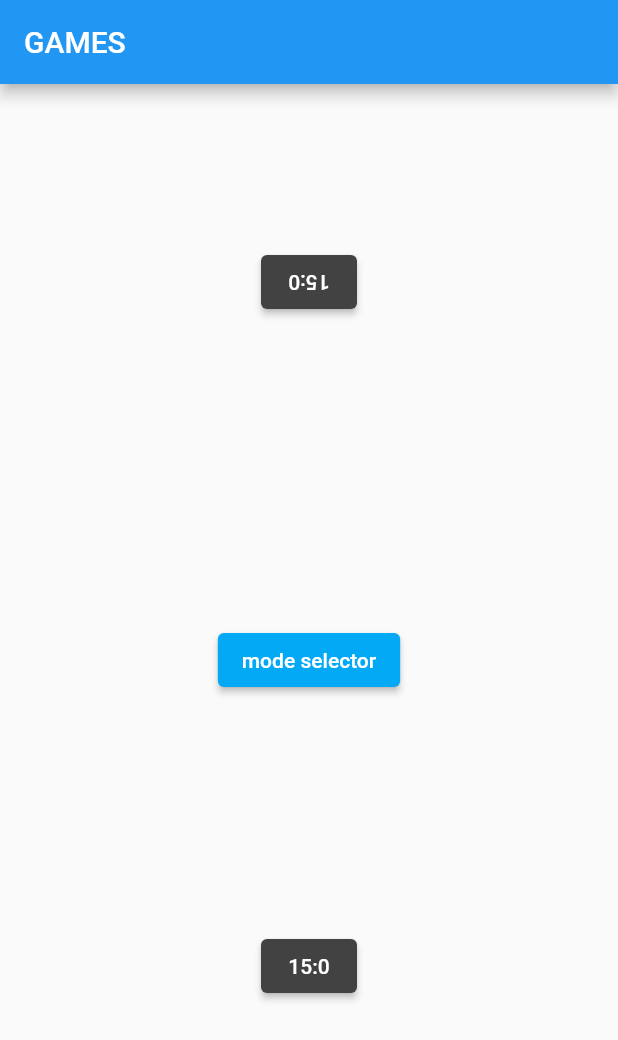
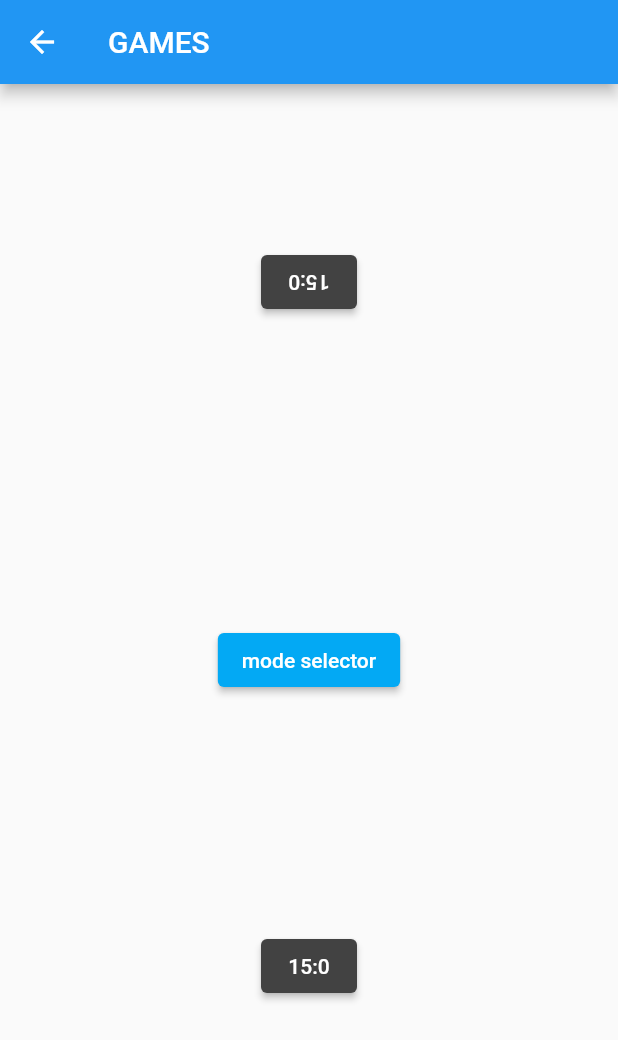
Before and after one commit to Waratax/project, a Flutter app: the CardsScr screen opened by its route, on a phone screen of 412 x 824 dp. Shown: the top 1040 px of the screen. Run offline on Flutter 3.47's test engine with Material 2 defaults, Android fonts, the light colour scheme and no system bars; missing offline and left inert: dart:ffi, flutter_picker.

```diff
--- a/lib/screens/games/Cards.dart
+++ b/lib/screens/games/Cards.dart
@@ -56,7 +56,6 @@ class _CardsScr extends State<CardsScr> {
   Widget build(BuildContext context) {
     return Scaffold(
         appBar: AppBar(
-          automaticallyImplyLeading: false,
           title: Text("GAMES"),
         ),
         body: Center(
--- a/lib/screens/games/DiceGame.dart
+++ b/lib/screens/games/DiceGame.dart
@@ -36,7 +36,6 @@ class _DiceGameScr extends State<DiceGameScr> {
   Widget build(BuildContext context) {
     return Scaffold(
         appBar: AppBar(
-          automaticallyImplyLeading: false,
           title: Text("GAMES"),
         ),
         body: Center(
--- a/lib/screens/games/DiceRoll.dart
+++ b/lib/screens/games/DiceRoll.dart
@@ -35,7 +35,7 @@ class _DiceScreen extends State<DiceScr> {
   Widget build(BuildContext context) {
     return Scaffold(
         appBar: AppBar(
-          title: Text("dice rolls"),
+          title: Text("GAMES"),
         ),
         body: Center(
           child: Column(
```
